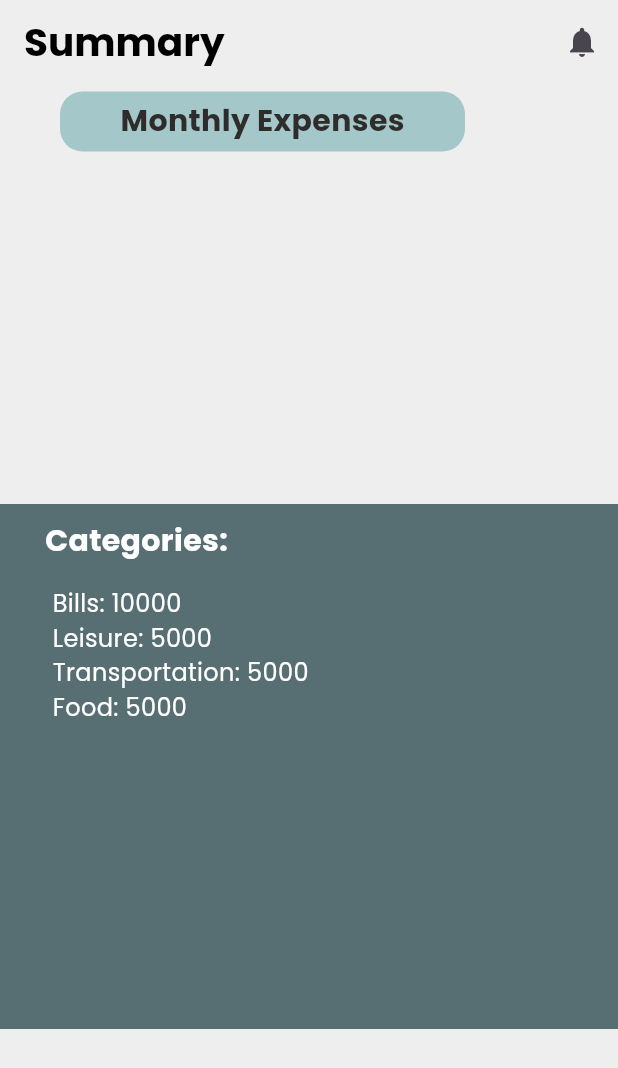
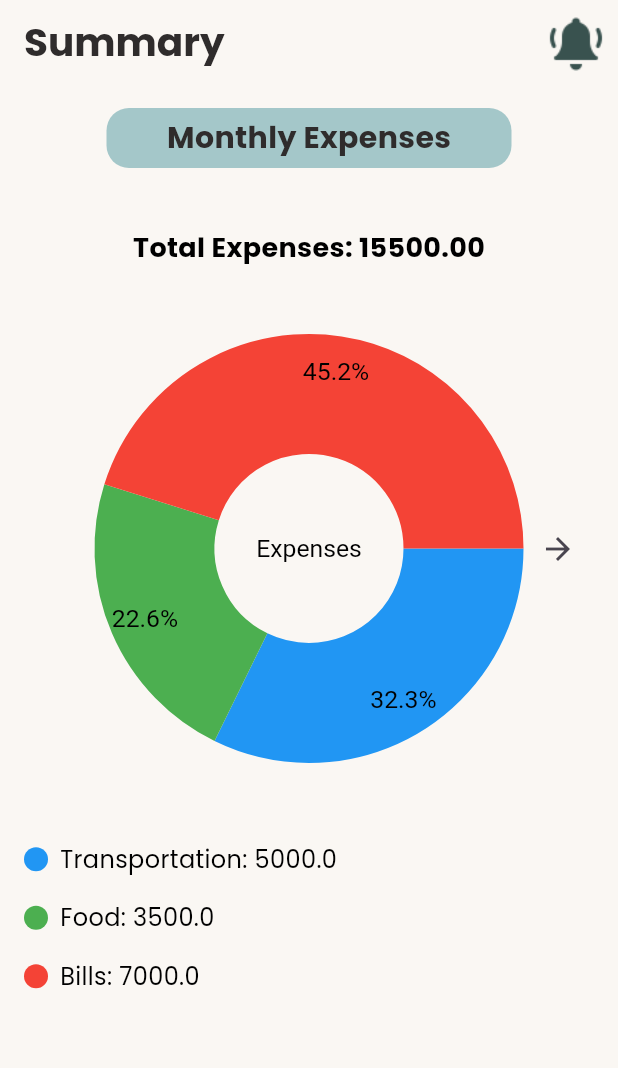
Before and after one commit to ashensn0w/SLAM-Up, a Flutter app: the SummaryPage screen opened directly, on a phone screen of 412 x 824 dp. Shown: the top 1068 px of the screen. Run offline on Flutter 3.47's test engine with Material 3 defaults, Android fonts, the phone set to English and light mode, and no system bars; drawn by our look-alikes of pie_chart; our stand-ins replace table_calendar; statements that could not run were skipped.

Commit message:
Update summary_page.dart

```diff
--- a/lib/screens/summary_page.dart
+++ b/lib/screens/summary_page.dart
@@ -1,29 +1,26 @@
 import 'package:flutter/material.dart';
-
-class Category {
-  final String name;
-  final int value;
-
-  Category({required this.name, required this.value});
-}
+import 'package:pie_chart/pie_chart.dart';
+import '../utils/constants.dart';
+import 'notification_page.dart';
 
 class SummaryPage extends StatelessWidget {
-  List<Category> categories = [
-    Category(name: 'Bills', value: 10000),
-    Category(name: 'Leisure', value: 5000),
-    Category(name: 'Transportation', value: 5000),
-    Category(name: 'Food', value: 5000),
-  ];
+  Map<String, double> dataMap = {
+    "Transportation": 5000,
+    "Food": 3500,
+    "Bills": 7000,
+    // Add more data if needed
+  };
 
   @override
   Widget build(BuildContext context) {
+    double totalExpenses = dataMap.values.reduce((value, element) => value + element);
     return Scaffold(
-      backgroundColor: Colors.grey[200],
+      backgroundColor: primLightBg,
       appBar: AppBar(
         title: Text(
           'Summary',
           style: TextStyle(
-            color: Colors.black,
+            color: darkText,
             fontFamily: 'Poppins',
             fontWeight: FontWeight.bold,
             fontSize: 26.0,
@@ -34,77 +31,152 @@ class SummaryPage extends StatelessWidget {
         elevation: 0,
         actions: [
           IconButton(
-            icon: Icon(Icons.notifications),
+            icon: Image.asset(
+              notifButton,
+            ),
             onPressed: () {
-              // Handle notification button press
-              // You can navigate to the notification page or show a notification
+              Navigator.push(
+                context,
+                MaterialPageRoute(builder: (context) => NotificationsPage()),
+              );
             },
           ),
         ],
       ),
       body: Stack(
         children: [
-          Positioned(
-            left: 40.0,
-            top: 5.0,
-            child: Expenses(),
-          ),
-          Positioned(
-            left: 0,
-            top: 280.0,
-            child: Container(
-              padding: EdgeInsets.only(
-                top: 10.0,
-                left: 30.0,
-              ),
-              width: MediaQuery.of(context).size.width,
-              height: 50,
-              color: Color.fromRGBO(87, 111, 115, 1.0),
+          Column(
+            children: [
+              Container(
+                padding: EdgeInsets.symmetric(vertical: 16.0),
+                child: Center(
                   child: Column(
-                crossAxisAlignment: CrossAxisAlignment.start,
                     children: [
+                      Expenses(),
+                      SizedBox(height: 40),
                       Text(
-                    'Categories:',
+                        'Total Expenses: ${totalExpenses.toStringAsFixed(2)}',
                         style: TextStyle(
-                      color: Colors.white,
                           fontFamily: 'Poppins',
+                          color: Colors.black,
+                          fontSize: 18.0,
                           fontWeight: FontWeight.bold,
-                      fontSize: 20.0,
                         ),
                       ),
                     ],
                   ),
                 ),
               ),
+              Container(
+                height: MediaQuery.of(context).size.width / 1.2,
+                child: Center(
+                  child: Stack(
+                    alignment: Alignment.centerRight,
+                    children: [
+                      PieChart(
+                        dataMap: dataMap,
+                        animationDuration: Duration(milliseconds: 800),
+                        chartLegendSpacing: 16,
+                        chartRadius: MediaQuery.of(context).size.width / 2.0,
+                        colorList: [
+                          Colors.blue,
+                          Colors.green,
+                          Colors.red,
+                        ],
+                        initialAngleInDegree: 0,
+                        chartType: ChartType.ring,
+                        ringStrokeWidth: 80,
+                        centerText: "Expenses",
+                        legendOptions: LegendOptions(
+                          showLegendsInRow: false,
+                          legendPosition: LegendPosition.right,
+                          showLegends: false,
+                          legendShape: BoxShape.circle,
+                          legendTextStyle: TextStyle(
+                            fontWeight: FontWeight.bold,
+                          ),
+                        ),
+                        chartValuesOptions: ChartValuesOptions(
+                          showChartValueBackground: true,
+                          showChartValues: true,
+                          showChartValuesInPercentage: true,
+                          showChartValuesOutside: true,
+                          decimalPlaces: 1,
+                          chartValueBackgroundColor: Colors.transparent,
+                          chartValueStyle: TextStyle(
+                            color: Colors.black,
+                            fontSize: 16.5,
+                          ),
+                        ),
+                      ),
                       Positioned(
-            top: 330.0,
+                        right: 16,
+                        child: IconButton(
+                          icon: Icon(Icons.arrow_forward),
+                          onPressed: () {
+                            // Navigate to other screens
+                            // Use Navigator.push or Navigator.pushReplacement based on your requirement
+                          },
+                        ),
+                      ),
+                    ],
+                  ),
+                ),
+              ),
+              Expanded(
+                child: SingleChildScrollView(
                   child: Container(
-              padding: EdgeInsets.only(
-                top: 5.0,
-                left: 35.0,
-              ),
-              width: MediaQuery.of(context).size.width,
-              // Increase the height to a value that accommodates all categories
-              height: 300.0, // Adjust height as needed
-              color: Color.fromRGBO(87, 111, 115, 1.0),
+                    margin: EdgeInsets.all(16.0),
                     child: Column(
                       crossAxisAlignment: CrossAxisAlignment.start,
-                children: categories.map((category) {
-                  return Text(
-                    '${category.name}: ${category.value}',
+                      children: dataMap.entries.map((entry) {
+                        return Padding(
+                          padding: const EdgeInsets.symmetric(vertical: 8.0),
+                          child: Row(
+                            children: [
+                              Container(
+                                width: 16,
+                                height: 16,
+                                decoration: BoxDecoration(
+                                  shape: BoxShape.circle,
+                                  color: getColorForCategory(entry.key),
+                                ),
+                              ),
+                              SizedBox(width: 8),
+                              Text(
+                                '${entry.key}: ${entry.value}',
                                 style: TextStyle(
-                      color: Colors.white,
                                   fontFamily: 'Poppins',
+                                  color: Colors.black,
                                   fontSize: 16.0,
+                                ),
+                              ),
+                            ],
                           ),
                         );
                       }).toList(),
                     ),
                   ),
                 ),
+              ),
+            ],
+          ),
         ],
       ),
     );
+  }
+
+  Color getColorForCategory(String category) {
+    switch (category) {
+      case "Transportation":
+        return Colors.blue;
+      case "Food":
+        return Colors.green;
+      case "Bills":
+        return Colors.red;
+      default:
+        return Colors.grey;
+    }
   }
 }
 
```
Lines whose indentation alone changed are shown as unchanged.
